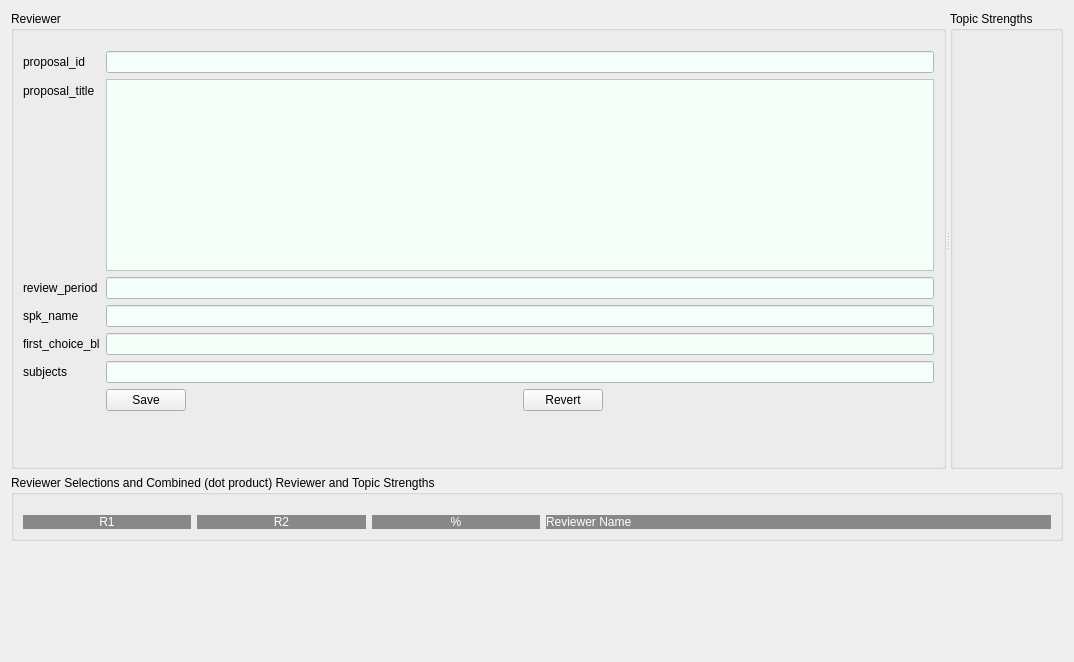
Qt form src/Assign_GUP/resources/proposal_details.ui (prjemian/assign_gup) before a commit.
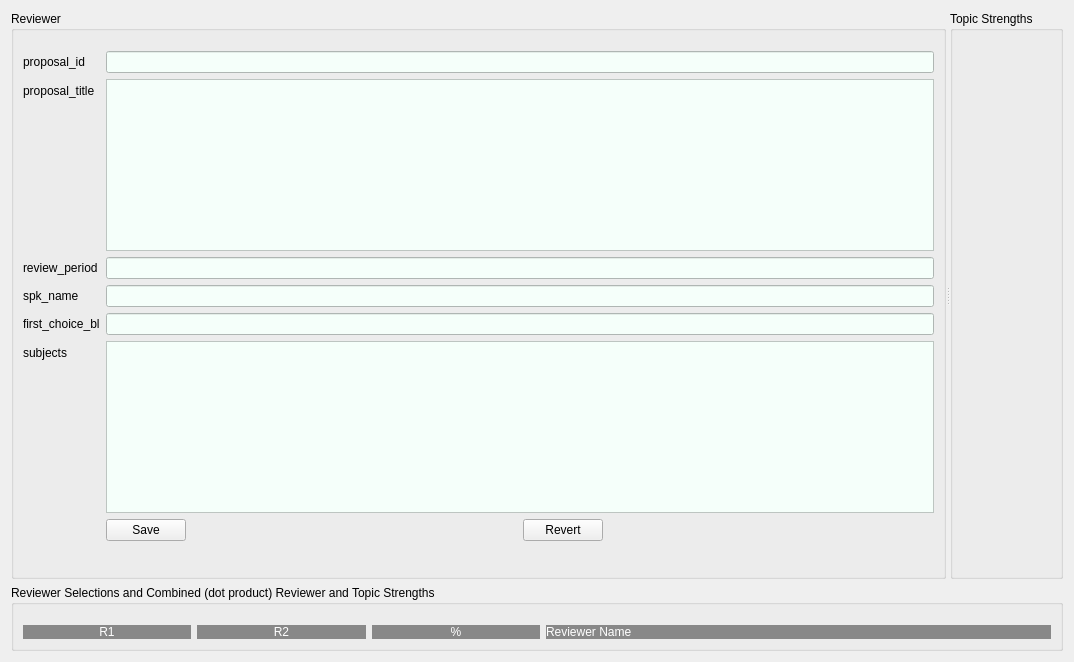
The same form after that commit.

Commit message: refs #1: allow QPlainTextEdit widgets to have one row size when squished

Patch:
```diff
--- a/src/Assign_GUP/resources/proposal_details.ui
+++ b/src/Assign_GUP/resources/proposal_details.ui
@@ -238,6 +238,12 @@
          </item>
          <item row="1" column="1">
           <widget class="QPlainTextEdit" name="proposal_title">
+           <property name="minimumSize">
+            <size>
+             <width>0</width>
+             <height>40</height>
+            </size>
+           </property>
            <property name="styleSheet">
             <string notr="true">background: #F5FFFA</string>
            </property>
@@ -250,12 +256,21 @@
           </widget>
          </item>
          <item row="5" column="1">
-          <widget class="QLineEdit" name="subjects">
+          <widget class="QPlainTextEdit" name="subjects">
+           <property name="minimumSize">
+            <size>
+             <width>0</width>
+             <height>40</height>
+            </size>
+           </property>
            <property name="styleSheet">
             <string notr="true">background: #F5FFFA</string>
            </property>
-           <property name="readOnly">
-            <bool>true</bool>
+           <property name="plainText">
+            <string/>
+           </property>
+           <property name="textInteractionFlags">
+            <set>Qt::TextSelectableByKeyboard|Qt::TextSelectableByMouse</set>
            </property>
           </widget>
          </item>
```
The commit also changes 2 other files.
